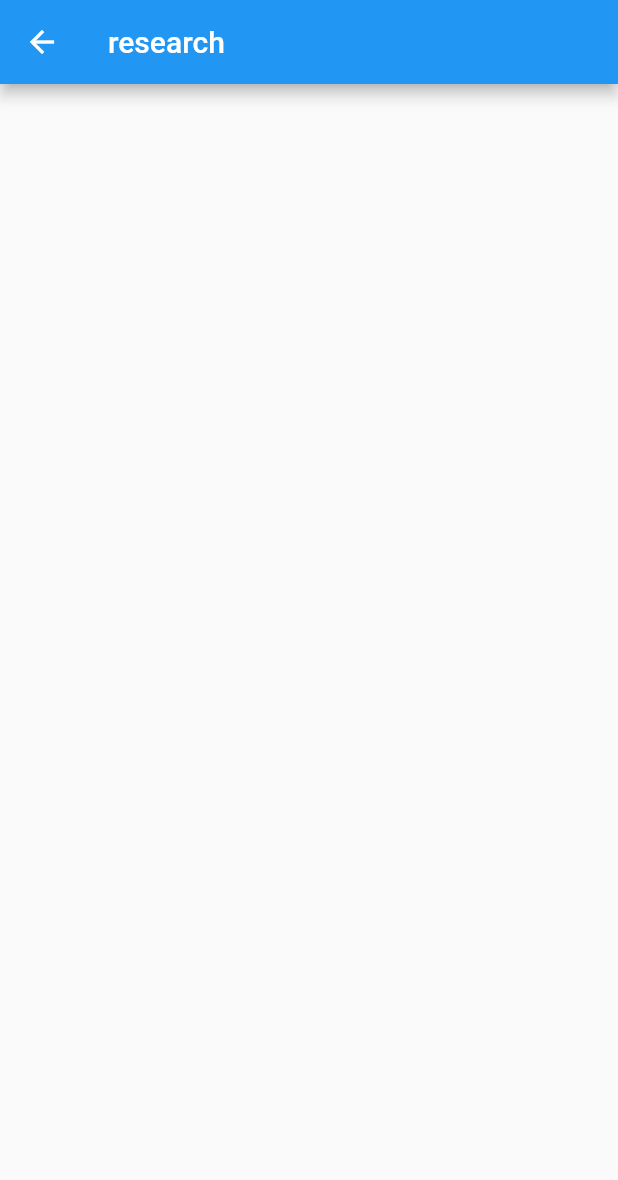
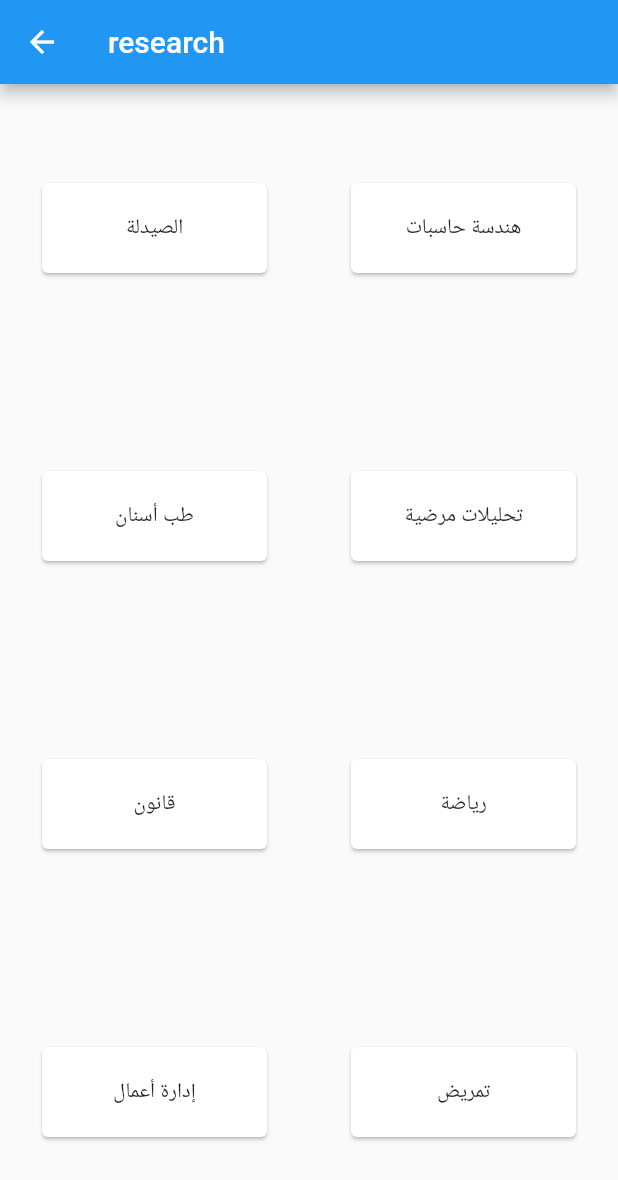
Before and after one commit to salam73/school2, a Flutter app: the Research screen opened directly, on a phone screen of 412 x 824 dp. Shown: the top 1180 px of the screen. Run offline on Flutter 3.47's test engine with Material 2 defaults, Android fonts, the phone set to English and light mode, and no system bars.

Commit message:
update flutter

```diff
--- a/lib/screens/research.dart
+++ b/lib/screens/research.dart
@@ -7,10 +7,96 @@ class Research extends StatelessWidget {
   Widget build(BuildContext context) {
     return Scaffold(
       appBar: AppBar(title: Text('research'),),
-      body: Column(
-        children: [
+      body: Center(
+        child: Row(
+          mainAxisAlignment: MainAxisAlignment.spaceAround,
+          children: [
+            Column(
+              mainAxisAlignment: MainAxisAlignment.spaceAround,
 
-        ],
+              children: const [
+                Card(
+                  child: SizedBox(
+                    width: 150,
+                    height: 60,
+                    child: Center(
+                      child: Text('الصيدلة'),
+                    ),
+                  ),
+                ),
+                Card(
+                  child: SizedBox(
+                    width: 150,
+                    height: 60,
+                    child: Center(
+                      child: Text('طب أسنان'),
+                    ),
+                  ),
+                ),
+                Card(
+                  child: SizedBox(
+                    width: 150,
+                    height: 60,
+                    child: Center(
+                      child: Text('قانون'),
+                    ),
+                  ),
+                ),
+                Card(
+                  child: SizedBox(
+                    width: 150,
+                    height: 60,
+                    child: Center(
+                      child: Text('إدارة أعمال'),
+                    ),
+                  ),
+                ),
+              ],
+            ),
+            Column(
+              mainAxisAlignment: MainAxisAlignment.spaceAround,
+
+              children: const [
+                Card(
+                  child: SizedBox(
+                    width: 150,
+                    height: 60,
+                    child: Center(
+                      child: Text('هندسة حاسبات'),
+                    ),
+                  ),
+                ),
+                Card(
+                  child: SizedBox(
+                    width: 150,
+                    height: 60,
+                    child: Center(
+                      child: Text('تحليلات مرضية'),
+                    ),
+                  ),
+                ),
+                Card(
+                  child: SizedBox(
+                    width: 150,
+                    height: 60,
+                    child: Center(
+                      child: Text('رياضة'),
+                    ),
+                  ),
+                ),
+                Card(
+                  child: SizedBox(
+                    width: 150,
+                    height: 60,
+                    child: Center(
+                      child: Text('تمريض'),
+                    ),
+                  ),
+                ),
+              ],
+            ),
+          ],
+        ),
       ),
     );
   }
--- a/pubspec.yaml
+++ b/pubspec.yaml
@@ -19,7 +19,7 @@ publish_to: 'none' # Remove this line if you wish to publish to pub.dev
 version: 1.0.0+1
 
 environment:
-  sdk: '>=2.18.4 <3.0.0'
+  sdk: '>=2.19.1 <3.0.0'
 
 # Dependencies specify other packages that your package needs in order to work.
 # To automatically upgrade your package dependencies to the latest versions
```
Also changed, not shown: pubspec.lock.
